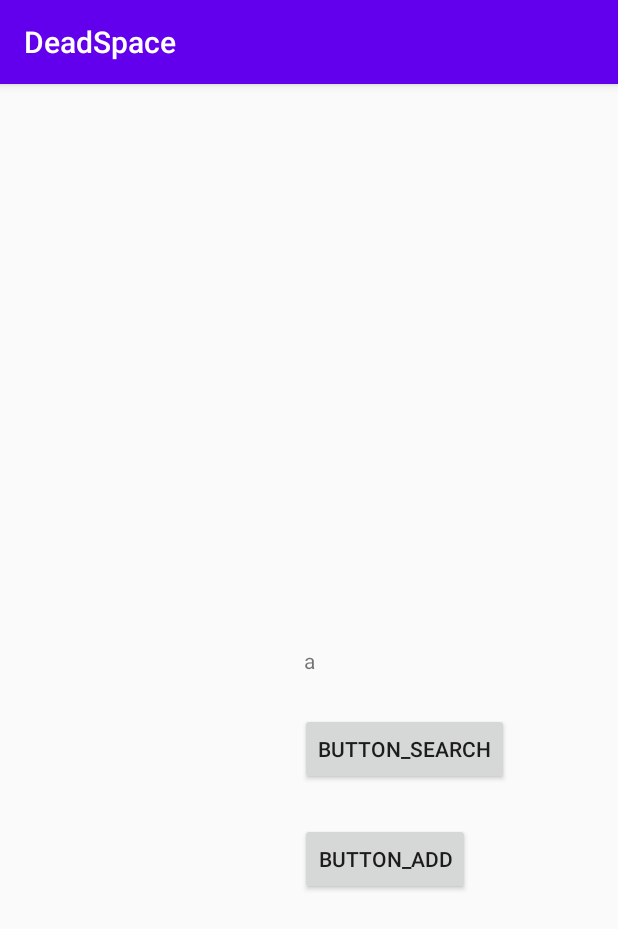
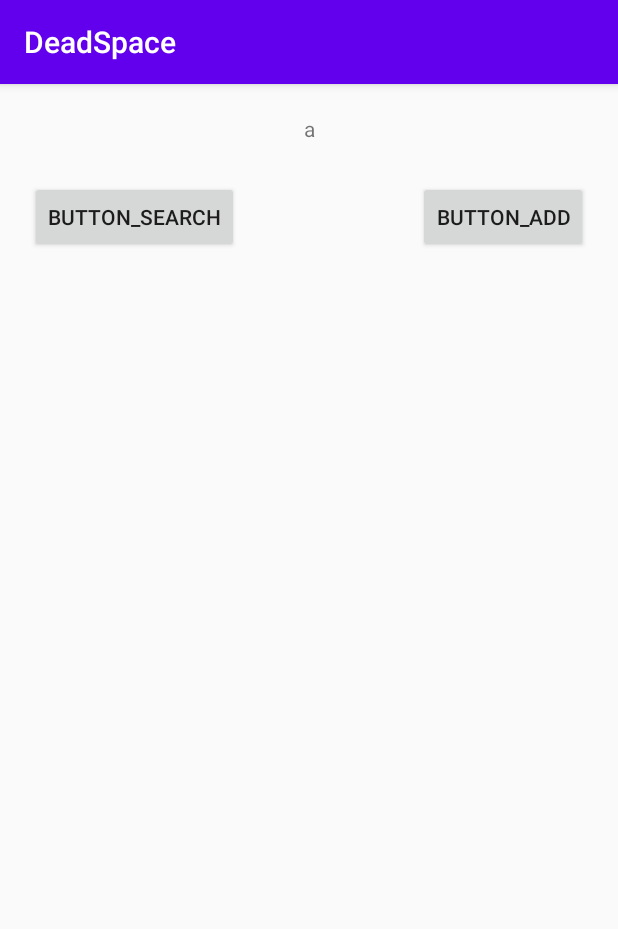
Before and after one commit to Cir2100/DeadSpace, an Android app: the screen it shows after launch (StartActivity), on a phone screen of 412 x 824 dp. Shown: the top 929 px of the screen. Run offline under Robolectric (Android 15) with nearby library versions, the phone set to English and light mode, and no system bars; our stand-ins replace Room's generated code, data binding.

Commit message:
#change design

```diff
--- a/app/src/main/res/layout/start_activity.xml
+++ b/app/src/main/res/layout/start_activity.xml
@@ -18,10 +18,10 @@
             android:layout_width="wrap_content"
             android:layout_height="wrap_content"
             android:text="a"
-            app:layout_constraintBottom_toBottomOf="parent"
             app:layout_constraintEnd_toEndOf="parent"
             app:layout_constraintStart_toStartOf="parent"
-            app:layout_constraintTop_toTopOf="parent"/>
+            app:layout_constraintTop_toTopOf="parent"
+            android:layout_marginTop="30px"/>
 
         <Button
             android:id="@+id/button_search"
@@ -29,7 +29,7 @@
             android:layout_height="wrap_content"
             app:layout_constraintStart_toStartOf="parent"
             android:layout_marginTop="25dp"
-            android:layout_marginLeft="200dp"
+            android:layout_marginLeft="20dp"
             android:text="button_search"
             app:layout_constraintTop_toBottomOf="@+id/message"
             tools:layout_editor_absoluteX="161dp"
@@ -39,11 +39,11 @@
             android:id="@+id/button_add"
             android:layout_width="wrap_content"
             android:layout_height="wrap_content"
-            app:layout_constraintStart_toStartOf="parent"
+            app:layout_constraintEnd_toEndOf="parent"
             android:layout_marginTop="25dp"
-            android:layout_marginLeft="200dp"
+            android:layout_marginRight="20dp"
             android:text="button_add"
-            app:layout_constraintTop_toBottomOf="@+id/button_search"
+            app:layout_constraintTop_toBottomOf="@+id/message"
             tools:layout_editor_absoluteX="161dp"
             android:onClick="@{() -> startViewModel.addPair()}"/>
 
```
